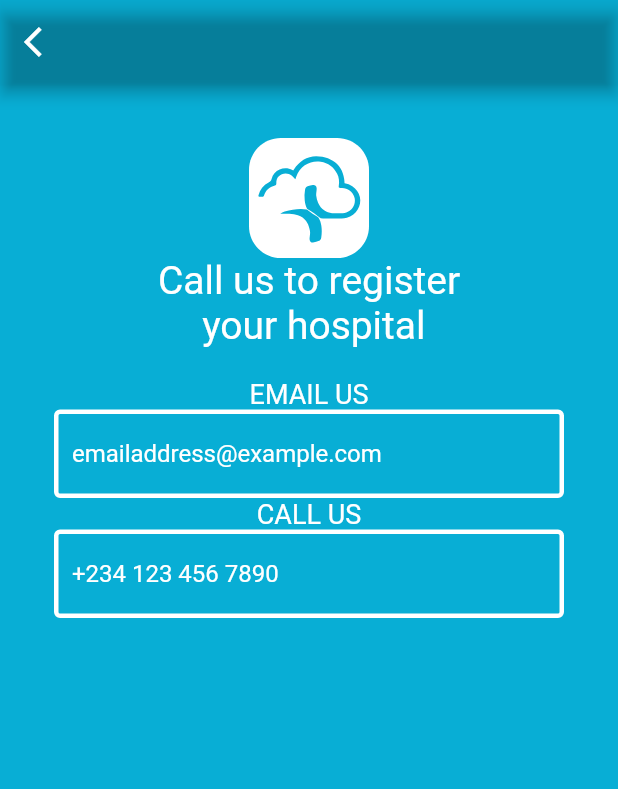
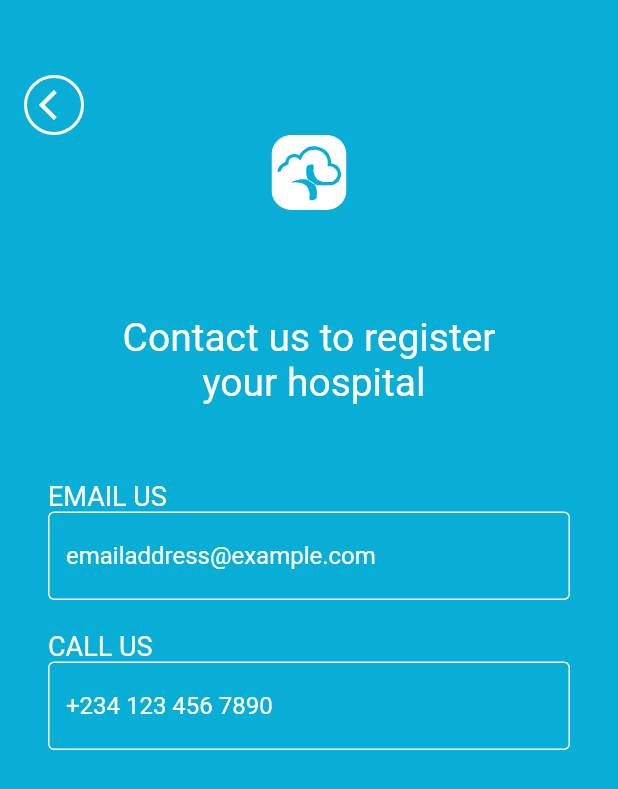
Before and after one commit to Mubaola23/IvoryCloud, a Flutter app: the HospitalScreen screen opened directly, after a tap on "REGISTER YOUR HOSPITAL", on a phone screen of 412 x 824 dp. Shown: the top 789 px of the screen. Run offline on Flutter 3.47's test engine with Material 2 defaults, Android fonts, the phone set to English and light mode, and no system bars; our stand-ins replace flutter_spinkit, flutter_svg.

Commit message:
worked on the hospital page and contact us page

```diff
--- a/lib/src/views/screens/contact_us.dart
+++ b/lib/src/views/screens/contact_us.dart
@@ -13,51 +13,106 @@ class ContactUs extends StatefulWidget {
 class _ContactUsState extends State<ContactUs> {
   final _formKey = GlobalKey<FormState>();
 
-
   final fields = Padding(
     padding: EdgeInsets.only(top: 20.0),
+    child: Container(
+      margin: EdgeInsets.symmetric(horizontal: 16),
       child: Column(
-        mainAxisAlignment: MainAxisAlignment.start,
+        crossAxisAlignment: CrossAxisAlignment.stretch,
         children: <Widget>[
-      Text("EMAIL US", textAlign: TextAlign.start,
-      style: TextStyle(fontSize: 18, color: Colors.white),),
+          Row(
+            children: <Widget>[
+              Text(
+                "EMAIL US",
+                textAlign: TextAlign.start,
+                style: TextStyle(fontSize: 18, color: Colors.white),
+              ),
+            ],
+          ),
           CustomInputText(
             hintText: "emailaddress@example.com",
           ),
-    Text("CALL US", textAlign: TextAlign.start,
-    style: TextStyle(fontSize: 18, color: Colors.white),),
+          SizedBox(
+            height: 20,
+          ),
+          Row(
+            children: <Widget>[
+              Text(
+                "CALL US",
+                textAlign: TextAlign.start,
+                style: TextStyle(fontSize: 18, color: Colors.white),
+              ),
+            ],
+          ),
           CustomInputText(
             hintText: "+234 123 456 7890",
           )
         ],
+      ),
     ),
   );
 
   @override
   Widget build(BuildContext context) {
     return Scaffold(
-      appBar: AppBar(
-          leading: IconButton(
-            icon: Icon( Icons.arrow_back_ios ),
-            onPressed: () {Navigator.pop(context);
-            },
-          ),
-        backgroundColor: Colors.transparent,
-         ),
+      // appBar: AppBar(
+      //     leading: IconButton(
+      //       icon: Icon( Icons.arrow_back_ios ),
+      //       onPressed: () {Navigator.pop(context);
+      //       },
+      //     ),
+      //   backgroundColor: Colors.transparent,
+      //    ),
 
       backgroundColor: kPrimaryColor,
       body: Container(
+        margin: EdgeInsets.symmetric(horizontal: 16),
         child: Form(
           key: _formKey,
           child: SingleChildScrollView(
-            padding: EdgeInsets.all(36),
+            //padding: EdgeInsets.all(36),
             child: Container(
               child: Column(
-                mainAxisAlignment: MainAxisAlignment.spaceAround,
                 children: <Widget>[
-                  SvgPicture.asset(logo),
-                  Text("Call us to register \n your hospital", textAlign: TextAlign.center,
-                  style: TextStyle(fontSize: 26, color: Colors.white),),
+                  SizedBox(
+                    height: 50,
+                  ),
+                  Row(
+                    children: <Widget>[
+                      Container(
+                        width: 40,
+                        height: 40,
+                        padding: EdgeInsets.only(left: 4),
+                        decoration: BoxDecoration(
+                            border: Border.all(width: 2, color: Colors.white),
+                            borderRadius: BorderRadius.circular(20)),
+                        child: GestureDetector(
+                          onTap: () {
+                            Navigator.pop(context);
+                          },
+                          child: Icon(
+                            Icons.arrow_back_ios,
+                            color: Colors.white,
+                          ),
+                        ),
+                      ),
+                    ],
+                  ),
+                  SvgPicture.asset(
+                    logo,
+                    height: 50,
+                  ),
+                  SizedBox(
+                    height: 70,
+                  ),
+                  Text(
+                    "Contact us to register \n your hospital",
+                    textAlign: TextAlign.center,
+                    style: TextStyle(fontSize: 26, color: Colors.white),
+                  ),
+                  SizedBox(
+                    height: 30,
+                  ),
                   fields,
                   SizedBox(
                     height: 20,
--- a/lib/src/views/screens/hospital_page_screen.dart
+++ b/lib/src/views/screens/hospital_page_screen.dart
@@ -41,7 +41,6 @@ class _HospitalScreenState extends State<HospitalScreen> {
                     "select a hospital",
                     style: TextStyle(color: Colors.white, fontSize: 20),
                   )
-
                 ],
               ),
             ),
@@ -65,7 +64,14 @@ class _HospitalScreenState extends State<HospitalScreen> {
                 }),
           ),
           // SizedBox(height: 30),
-          Icon(Icons.arrow_forward, color: Colors.grey[50], size: 30.0),
+          IconButton(
+              onPressed: () {
+                Navigator.push(
+                    context, MaterialPageRoute(builder: (context) => null));
+              },
+              icon: Icon(Icons.arrow_forward),
+              color: Colors.grey[50],
+              iconSize: 30.0),
           kSmallVerticalSpacing,
           Padding(
             padding: const EdgeInsets.only(right: 10),
@@ -74,18 +80,19 @@ class _HospitalScreenState extends State<HospitalScreen> {
                 Navigator.of(context)
                     .push(MaterialPageRoute(builder: (_) => ContactUs()));
               },
-              child: Text("REGISTER YOUR HOSPITAL", textAlign: TextAlign.end,
+              child: Text(
+                "REGISTER YOUR HOSPITAL",
+                textAlign: TextAlign.end,
                 style: TextStyle(
-              decoration:TextDecoration.underline,
+                  decoration: TextDecoration.underline,
                   decorationColor: Colors.white,
                   color: Colors.white,
                   fontSize: 16,
-          ),),
                 ),
               ),
-        ]
-      )
-    );
+            ),
+          ),
+        ]));
   }
 
   Widget buildContainer(int index, double width) {
@@ -99,18 +106,25 @@ class _HospitalScreenState extends State<HospitalScreen> {
         padding: const EdgeInsets.all(16.0),
         child: Row(
           children: <Widget>[
-            Container(height: 60, width: 60,
+            Container(
+              height: 60,
+              width: 60,
               decoration: BoxDecoration(
                   color: Colors.blue[100],
-          borderRadius: BorderRadius.all(Radius.circular(20))),),
-          SizedBox(width: 16,),
+                  borderRadius: BorderRadius.all(Radius.circular(20))),
+            ),
+            SizedBox(
+              width: 16,
+            ),
             Column(
               mainAxisAlignment: MainAxisAlignment.center,
               crossAxisAlignment: CrossAxisAlignment.start,
               children: <Widget>[
                 Text("${hospitalList[index].name}",
                     style: TextStyle(color: Colors.black)),
-                    SizedBox(height: 8,),
+                SizedBox(
+                  height: 8,
+                ),
                 Text("${hospitalList[index].desc}",
                     style: TextStyle(color: Colors.black)),
               ],
--- a/lib/src/views/screens/register_hospital.dart
+++ /dev/null
@@ -1,10 +0,0 @@
-import 'package:flutter/material.dart';
-
-class RegisterHospital extends StatelessWidget {
-  @override
-  Widget build(BuildContext context) {
-    return Container(
-
-    );
-  }
-}
--- a/lib/src/views/widgets/customInputText.dart
+++ b/lib/src/views/widgets/customInputText.dart
@@ -34,7 +34,6 @@ class CustomInputText extends StatelessWidget {
         enabledBorder: OutlineInputBorder(
           borderSide: BorderSide(
             color: Colors.white,
-            width: 3
           ),
         ),
         // labelText: hintText,
```
Lines whose indentation alone changed are shown as unchanged.
